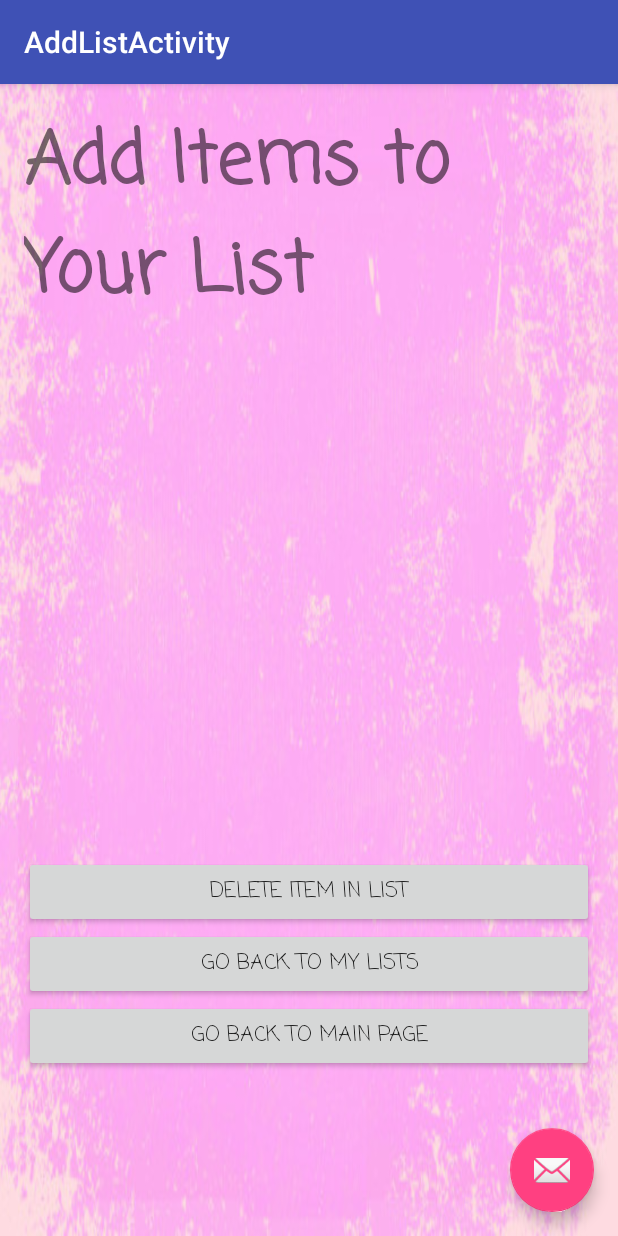
After one commit to abk-chicago/ToDoList, an Android app: the AddListItemActivity screen opened directly, with no data from a screen before it, on a phone screen of 412 x 824 dp. The commit adds this screen. Run offline under Robolectric (Android 15) with nearby library versions, the phone set to English and light mode, and no system bars; 2 statements that could not run were skipped.

Commit message:
Next steps
I am working on this - not anywhere near complete

```diff
--- a/app/src/main/AndroidManifest.xml
+++ b/app/src/main/AndroidManifest.xml
@@ -25,6 +25,10 @@
         <activity
             android:name=".IndividualListActivity"
             android:label="@string/title_activity_individual_list"
+            android:theme="@style/AppTheme.NoActionBar" />
+        <activity
+            android:name=".AddListItemActivity"
+            android:label="@string/title_activity_add_list"
             android:theme="@style/AppTheme.NoActionBar"></activity>
     </application>
 
--- /dev/null
+++ b/app/src/main/java/com/andreakim/todolist/AddListItemActivity.java
@@ -0,0 +1,91 @@
+package com.andreakim.todolist;
+
+import android.content.Intent;
+import android.os.Bundle;
+import android.support.design.widget.FloatingActionButton;
+import android.support.v7.app.AppCompatActivity;
+import android.support.v7.widget.Toolbar;
+import android.util.Log;
+import android.view.View;
+import android.widget.AdapterView;
+import android.widget.ArrayAdapter;
+import android.widget.Button;
+import android.widget.ListView;
+import android.widget.Toast;
+
+import java.util.ArrayList;
+
+public class AddListItemActivity extends AppCompatActivity {
+
+    private Intent mIntentToMain;
+    private Intent mIntentToIndividualList;
+    private Intent mIntentToLists;
+
+    private ArrayList<String> mAddItem = new ArrayList<>();
+    private ArrayAdapter <String> mAddItemAdapter;
+
+    private String mItem;
+
+    private ListView mListItemView;
+    private AdapterView.OnClickListener mListener;
+
+
+    private Toast mToast;
+    final String mFunnyMessage = "You're having fun, aren't you?";
+
+
+    @Override
+    protected void onCreate(Bundle savedInstanceState) {
+        super.onCreate(savedInstanceState);
+        setContentView(R.layout.activity_add_list_item);
+
+        Button btnNxt = (Button) findViewById(R.id.btn_add_list);
+        Button btnNxt2 = (Button) findViewById(R. id.btn_delete_list);
+
+        mIntentToMain = new Intent(AddListItemActivity.this, MainActivity.class);
+        mIntentToIndividualList = new Intent(AddListItemActivity.this, IndividualListActivity.class);
+        mIntentToLists = new Intent(AddListItemActivity.this, ListofListsActivity.class);
+
+
+        View.OnClickListener listener = new View.OnClickListener() {
+            @Override
+            public void onClick(View v) {
+                Log.i("LISTS", "Click btn_add_item");
+                startActivity(mAddItem);
+            }
+
+        };
+
+        View.OnClickListener listen = new View.OnClickListener() {
+            @Override
+            public void onClick(View v) {
+                Log.i("LISTS", "Click btn_delete_item");
+                startActivity(removeItem(ArrayList mDeleteItem));
+            }
+
+        };
+
+        btnNxt.setOnClickListener(listener);
+        btnNxt2.setOnClickListener(listen);
+
+
+        Toolbar toolbar = (Toolbar) findViewById(R.id.toolbar);
+        setSupportActionBar(toolbar);
+
+        FloatingActionButton fab = (FloatingActionButton) findViewById(R.id.fab);
+        fab.setOnClickListener(new View.OnClickListener() {
+            @Override
+            public void onClick(View view) {
+                Toast.makeText(getApplicationContext(), mFunnyMessage, Toast.LENGTH_LONG).show();
+            }
+        });
+    }
+
+
+    private void removeItem(int id) {
+        if (mItem != null) {
+            mItem.remove(id);
+        }
+    }
+
+}
--- a/app/src/main/java/com/andreakim/todolist/MainActivity.java
+++ b/app/src/main/java/com/andreakim/todolist/MainActivity.java
@@ -23,7 +23,7 @@ public class MainActivity extends AppCompatActivity {
 
     private Intent mIntentToListLists;
     private Toast mToast;
-    String mFunnyMessage = "Haha! I don't do anything. Add it to my To Do List!";
+    final String mFunnyMessage = "Haha! I don't do anything. Add it to my To Do List!";
 
 
     @Override
@@ -43,8 +43,8 @@ public class MainActivity extends AppCompatActivity {
     };
         btnToList.setOnClickListener(listener);
 
-        Toolbar toolbar = (Toolbar) findViewById(R.id.toolbar);
-        setSupportActionBar(toolbar);
+//        Toolbar toolbar = (Toolbar) findViewById(R.id.toolbar);
+//        setSupportActionBar(toolbar);
 
         FloatingActionButton fab = (FloatingActionButton) findViewById(R.id.fab);
         fab.setOnClickListener(new View.OnClickListener() {
--- /dev/null
+++ b/app/src/main/res/layout/activity_add_list_item.xml
@@ -0,0 +1,35 @@
+<?xml version="1.0" encoding="utf-8"?>
+<android.support.design.widget.CoordinatorLayout xmlns:android="http://schemas.android.com/apk/res/android"
+    xmlns:app="http://schemas.android.com/apk/res-auto"
+    xmlns:tools="http://schemas.android.com/tools"
+    android:layout_width="match_parent"
+    android:layout_height="match_parent"
+    android:background="@drawable/bkgrd"
+    android:fitsSystemWindows="true"
+    tools:context=".AddListItemActivity">
+
+    <android.support.design.widget.AppBarLayout
+        android:layout_width="match_parent"
+        android:layout_height="wrap_content"
+        android:theme="@style/AppTheme.AppBarOverlay">
+
+        <android.support.v7.widget.Toolbar
+            android:id="@+id/toolbar"
+            android:layout_width="match_parent"
+            android:layout_height="?attr/actionBarSize"
+            android:background="?attr/colorPrimary"
+            app:popupTheme="@style/AppTheme.PopupOverlay" />
+
+    </android.support.design.widget.AppBarLayout>
+
+    <include layout="@layout/content_add_list_item" />
+
+    <android.support.design.widget.FloatingActionButton
+        android:id="@+id/fab"
+        android:layout_width="wrap_content"
+        android:layout_height="wrap_content"
+        android:layout_gravity="bottom|end"
+        android:layout_margin="@dimen/fab_margin"
+        android:src="@android:drawable/ic_dialog_email" />
+
+</android.support.design.widget.CoordinatorLayout>
--- /dev/null
+++ b/app/src/main/res/layout/content_add_list_item.xml
@@ -0,0 +1,71 @@
+<?xml version="1.0" encoding="utf-8"?>
+<RelativeLayout xmlns:android="http://schemas.android.com/apk/res/android"
+    xmlns:app="http://schemas.android.com/apk/res-auto"
+    xmlns:tools="http://schemas.android.com/tools"
+    android:layout_width="match_parent"
+    android:layout_height="match_parent"
+    android:paddingBottom="@dimen/activity_vertical_margin"
+    android:paddingLeft="@dimen/activity_horizontal_margin"
+    android:paddingRight="@dimen/activity_horizontal_margin"
+    android:paddingTop="@dimen/activity_vertical_margin"
+    app:layout_behavior="@string/appbar_scrolling_view_behavior"
+    tools:context=".AddListItemActivity"
+    tools:showIn="@layout/activity_add_list_item">
+
+
+    <TextView
+        android:id="@+id/textView"
+        android:layout_width="match_parent"
+        android:layout_height="wrap_content"
+        android:layout_centerHorizontal="true"
+        android:fontFamily="casual"
+        android:text="Add Items to Your List"
+        android:textSize="48sp"
+        android:textStyle="bold" />
+
+<ListView
+    android:id="@+id/list_view_add_item"
+    android:layout_width="match_parent"
+    android:layout_height="110dp"
+    android:layout_alignParentEnd="true"
+    android:layout_alignParentRight="true"
+    android:layout_below="@+id/textView"
+    android:fontFamily="casual">
+</ListView>
+
+    <Button
+        android:id="@+id/btn_delete_item"
+        android:layout_width="match_parent"
+        android:layout_height="wrap_content"
+        android:layout_above="@+id/btn_bk_to_lists"
+        android:layout_alignParentLeft="true"
+        android:layout_alignParentStart="true"
+        android:fontFamily="casual"
+        android:text="delete item in list" />
+
+    <Button
+        android:id="@+id/btn_bk_to_lists"
+        android:layout_width="match_parent"
+        android:layout_height="wrap_content"
+        android:layout_above="@+id/btn_bk_to_main"
+        android:layout_alignParentLeft="true"
+        android:layout_alignParentStart="true"
+        android:fontFamily="casual"
+        android:text="go back to My Lists" />
+
+    <Button
+        android:id="@+id/btn_bk_to_main"
+        android:layout_width="match_parent"
+        android:layout_height="wrap_content"
+        android:layout_alignParentBottom="true"
+        android:layout_centerHorizontal="true"
+        android:layout_marginBottom="93dp"
+        android:fontFamily="casual"
+        android:text="go back to Main Page" />
+
+
+
+
+
+
+</RelativeLayout>
--- a/app/src/main/res/layout/content_individual_list.xml
+++ b/app/src/main/res/layout/content_individual_list.xml
@@ -15,7 +15,7 @@
 
     <TextView
         android:id="@+id/tv_add_a_list"
-        android:layout_width="wrap_content"
+        android:layout_width="match_parent"
         android:layout_height="wrap_content"
         android:layout_centerHorizontal="true"
         android:fontFamily="casual"
@@ -41,7 +41,7 @@
     <ListView
         android:id="@+id/listView"
         android:layout_width="match_parent"
-        android:layout_height="100dp"
+        android:layout_height="180dp"
         android:layout_below="@+id/tv_list1b"
         android:fontFamily="casual" />
 
--- a/app/src/main/res/layout/content_main.xml
+++ b/app/src/main/res/layout/content_main.xml
@@ -30,7 +30,8 @@
         android:layout_below="@id/tv_main_title"
         android:layout_marginTop="12dp"
         android:fontFamily="casual"
-        android:text="This app will manage your to do lists for you.  Create, edit, or delete lists as needed."/>
+        android:textSize="24sp"
+        android:text="This app will manage your To Do Lists for you.  \n Create, edit, or delete lists as needed."/>
     <Button
         android:id="@+id/btn_take_to_list"
         android:layout_width="match_parent"
--- /dev/null
+++ b/app/src/main/res/layout/list_row_item.xml
@@ -0,0 +1,5 @@
+<?xml version="1.0" encoding="utf-8"?>
+<TextView xmlns:android="http://schemas.android.com/apk/res/android"
+    android:layout_width="match_parent" android:layout_height="match_parent">
+
+</TextView>
--- a/app/src/main/res/values/strings.xml
+++ b/app/src/main/res/values/strings.xml
@@ -3,4 +3,5 @@
     <string name="action_settings">Settings</string>
     <string name="title_activity_listof_lists">ListofListsActivity</string>
     <string name="title_activity_individual_list">IndividualListActivity</string>
+    <string name="title_activity_add_list">AddListActivity</string>
 </resources>
```
Also changed, not shown: app/src/main/java/com/andreakim/todolist/IndividualListActivity.java (+33 -1 lines), app/src/main/java/com/andreakim/todolist/ListofListsActivity.java (+16 -11 lines), app/src/main/res/drawable/todo.jpg (deleted), 74 other files.
